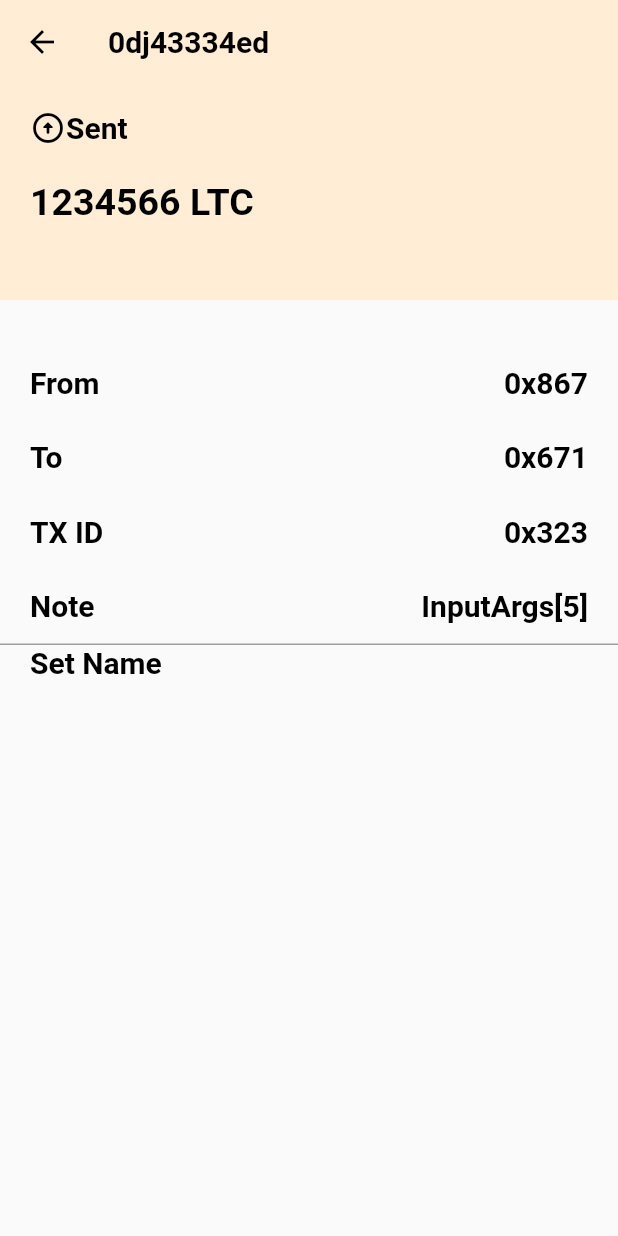
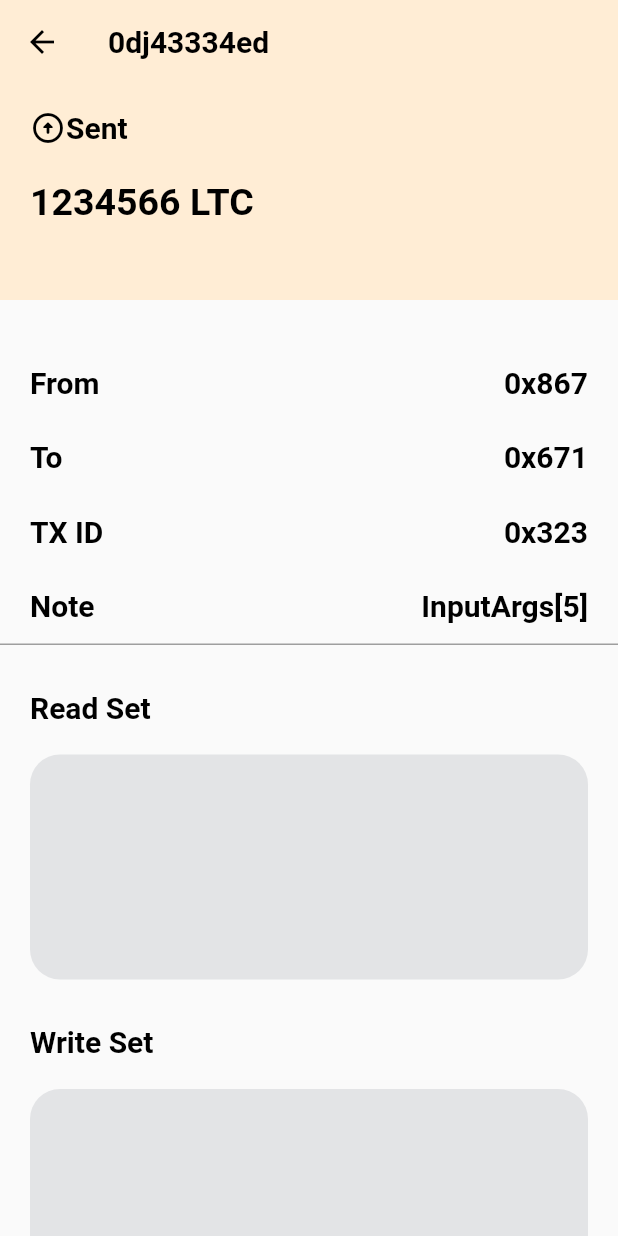
Before and after one commit to l11ul1/test_ui, a Flutter app: the screen it shows after launch, on a phone screen of 412 x 824 dp. Run offline on Flutter 3.47's test engine with Material 2 defaults, Android fonts, the phone set to English and light mode, and no system bars.

Commit message:
all done!

```diff
--- a/lib/Screens/TransactionScreen/TransactionScreen.dart
+++ b/lib/Screens/TransactionScreen/TransactionScreen.dart
@@ -1,11 +1,8 @@
-import 'dart:ui';
-
 import 'package:flutter/cupertino.dart';
 import 'package:flutter/material.dart';
-import 'package:ubexlab_test_ui/Screens/TransactionScreen/Widgets/AppBarContentWidget.dart';
 import 'package:ubexlab_test_ui/Screens/TransactionScreen/Widgets/AppBarWidget.dart';
-import 'package:ubexlab_test_ui/Screens/TransactionScreen/Widgets/FieldWidget.dart';
 import 'package:ubexlab_test_ui/Screens/TransactionScreen/Widgets/FormWidget.dart';
+import 'package:ubexlab_test_ui/Screens/TransactionScreen/Widgets/SetWidget.dart';
 
 class TransactionScreen extends StatelessWidget {
   @override
@@ -18,22 +15,13 @@ class TransactionScreen extends StatelessWidget {
           child: FormWidget(),
         ),
         SliverToBoxAdapter(
-            child: Container(
-            margin: EdgeInsets.only(left: 20.0, right: 20.0),
-            child: Column(
-            children: [
-              Row(
-                children:[
-                  Text("Set Name",
-                      style: TextStyle(
-                          color: Colors.black,
-                          fontWeight: FontWeight.bold,
-                          fontSize: 20.0)),
-                ]
-              )
-            ],
-          ),
-        ))
+            child: SetWidget(
+          setName: "Read Set",
+        )),
+        SliverToBoxAdapter(
+            child: SetWidget(
+          setName: "Write Set",
+        )),
       ],
     ));
   }
--- /dev/null
+++ b/lib/Screens/TransactionScreen/Widgets/SetWidget.dart
@@ -0,0 +1,39 @@
+import 'package:flutter/cupertino.dart';
+import 'package:flutter/material.dart';
+
+class SetWidget extends StatelessWidget {
+  final String setName;
+
+  const SetWidget({this.setName});
+
+  @override
+  Widget build(BuildContext context) {
+    return Container(
+      padding: EdgeInsets.only(left: 20.0, right: 20.0),
+      margin: EdgeInsets.only(top: 30),
+      child: Column(
+        children: [
+          Row(children: [
+            Text(setName,
+                style: TextStyle(
+                    color: Colors.black,
+                    fontWeight: FontWeight.bold,
+                    fontSize: 20.0)),
+          ]),
+          Row(
+            children: [
+              Container(
+                margin: EdgeInsets.only(top: 20),
+                height: 150,
+                width: MediaQuery.of(context).size.width - 40,
+                decoration: BoxDecoration(
+                    color: Color(0xFFE3E4E6),
+                    borderRadius: BorderRadius.circular(20.0)),
+              ),
+            ],
+          )
+        ],
+      ),
+    );
+  }
+}
```
